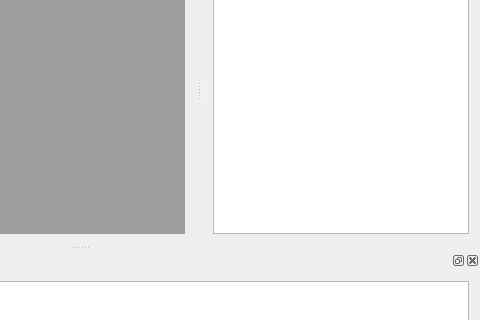
Old version of the form mainwindow.ui in the repository takahikok/ARPISTA; both pictures show x 320 to 800 and y 94 to 414 of the 800 by 600 pixel window.
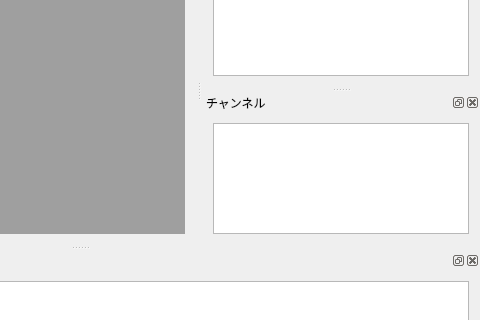
New version of the form. Icons and pictures are not drawn.

Commit message:
append ADCChannelControlListWidget
Append ADCChannelControlListWidget.
The contents are not  implement.

```diff
--- a/mainwindow.ui
+++ b/mainwindow.ui
@@ -142,6 +142,21 @@
    </attribute>
    <addaction name="actionTest"/>
   </widget>
+  <widget class="QDockWidget" name="dockWidgetContents_ADCChannelControl">
+   <property name="windowTitle">
+    <string>チャンネル</string>
+   </property>
+   <attribute name="dockWidgetArea">
+    <number>2</number>
+   </attribute>
+   <widget class="QWidget" name="dockWidgetContents">
+    <layout class="QVBoxLayout" name="verticalLayout_5">
+     <item>
+      <widget class="QListWidget" name="listWidget_ADCChannelControl"/>
+     </item>
+    </layout>
+   </widget>
+  </widget>
   <action name="action_New">
    <property name="icon">
     <iconset resource="fatcow.qrc">
```
The commit also changes 10 other files.
